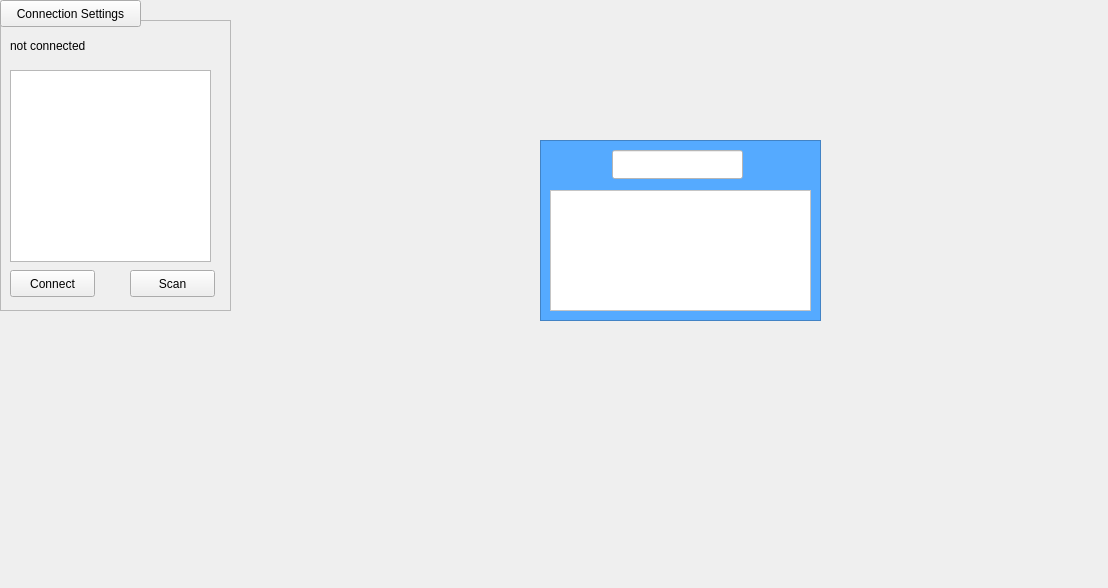
Before: the Qt Designer form Code/iplanpy.ui in Peacecake/ITT-Abschlussprojekt, drawn with Qt 5.
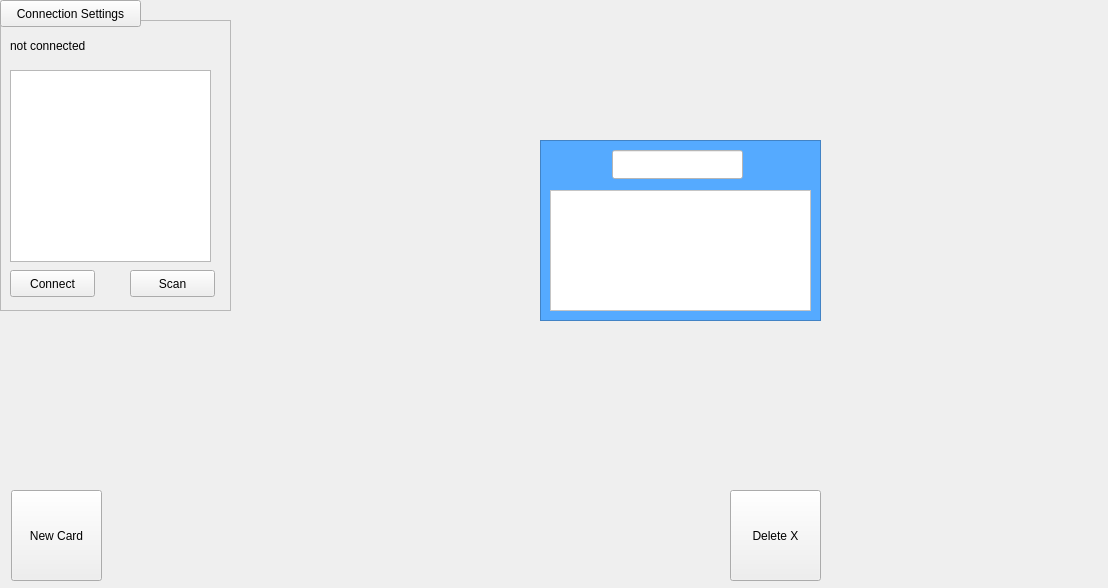
After: the same form once the commit is applied.

Commit message: Drag and Drop, Delete(Basis), New Card(Basis)

What changed in the file:
```diff
--- a/Code/iplanpy.ui
+++ b/Code/iplanpy.ui
@@ -139,6 +139,37 @@
     </property>
    </widget>
   </widget>
+  <widget class="QPushButton" name="new_card">
+   <property name="geometry">
+    <rect>
+     <x>11</x>
+     <y>490</y>
+     <width>91</width>
+     <height>91</height>
+    </rect>
+   </property>
+   <property name="text">
+    <string>New Card</string>
+   </property>
+  </widget>
+  <widget class="QPushButton" name="delete_card">
+   <property name="geometry">
+    <rect>
+     <x>730</x>
+     <y>490</y>
+     <width>91</width>
+     <height>91</height>
+    </rect>
+   </property>
+   <property name="text">
+    <string>Delete X</string>
+   </property>
+  </widget>
+  <zorder>delete_card</zorder>
+  <zorder>new_card</zorder>
+  <zorder>fr_connection</zorder>
+  <zorder>btn_toggle_connection_frame</zorder>
+  <zorder>fr_card</zorder>
  </widget>
  <resources/>
  <connections/>
```
The commit also changes 1 other file.
